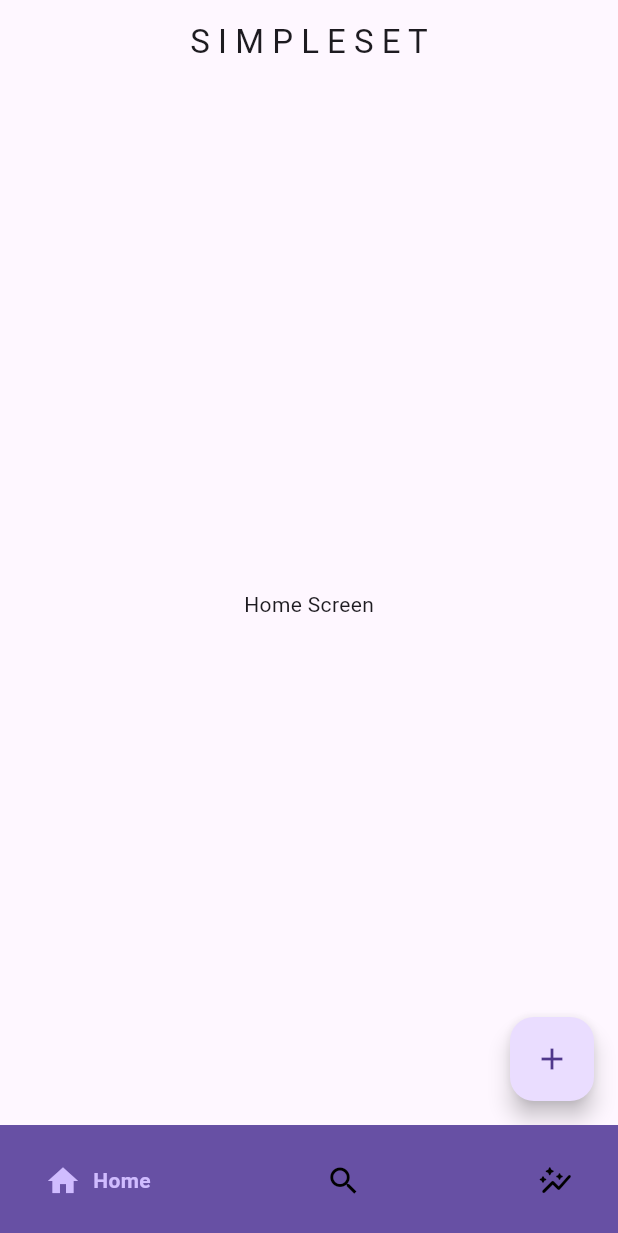
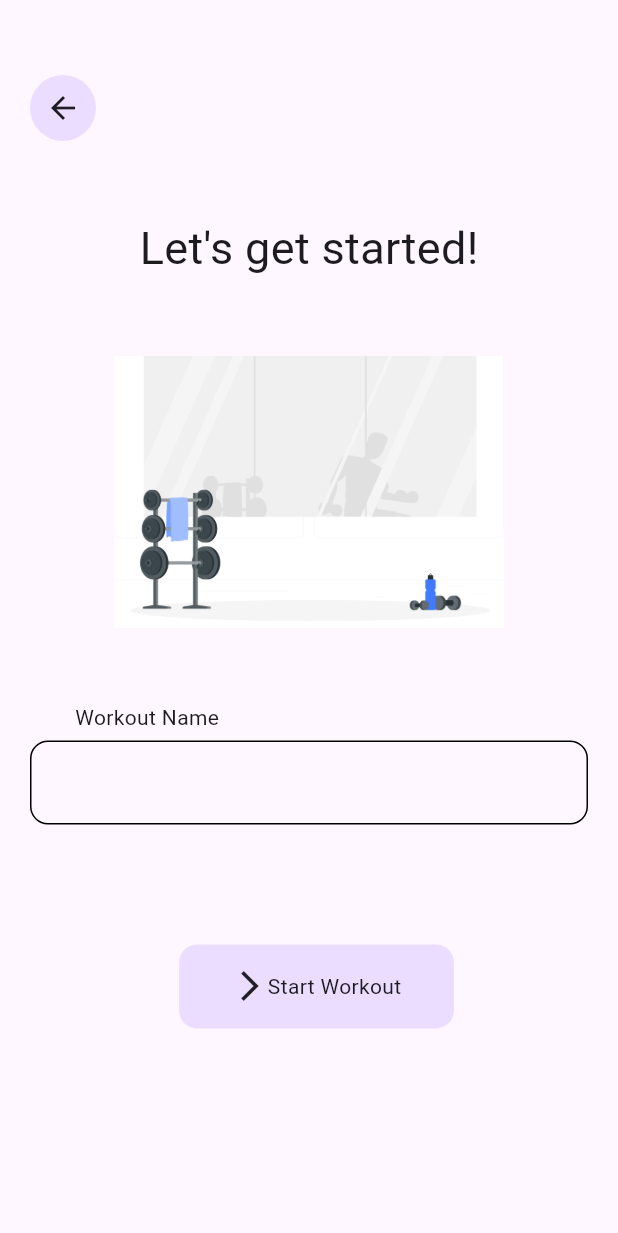
Before and after one commit to brandonxu360/simpleset_app_v2, a Flutter app: the screen it shows after launch, after a tap on the "add" icon, on a phone screen of 412 x 824 dp. Shown: the top 1233 px of the screen. Run offline on Flutter 3.47's test engine with Material 3 defaults, Android fonts, the phone set to English and light mode, and no system bars; drawn by our look-alikes of google_nav_bar; our stand-ins replace isar; accounts and stored records are empty; generated files the repository leaves out were written again.

Commit message:
Work on starting new workout feature
- Create the new workout landing screen (workout name input)
- Create custom back button component
- Create custom extended button component
- Register assets/images folder

```diff
--- /dev/null
+++ b/lib/components/my_back_button.dart
@@ -0,0 +1,21 @@
+import 'package:flutter/material.dart';
+
+class MyBackButton extends StatelessWidget {
+  final Function()? onTap;
+  const MyBackButton({super.key, required this.onTap});
+
+  @override
+  Widget build(BuildContext context) {
+    return GestureDetector(
+      onTap: onTap,
+      child: Container(
+          padding: const EdgeInsets.all(10),
+          decoration: BoxDecoration(
+              shape: BoxShape.circle,
+              color: Theme.of(context).colorScheme.primaryContainer),
+          child: const Icon(
+            Icons.arrow_back,
+          )),
+    );
+  }
+}
--- /dev/null
+++ b/lib/components/my_extended_button.dart
@@ -0,0 +1,39 @@
+import 'package:flutter/material.dart';
+
+/*
+  Button class for a button with a label and icon
+*/
+class MyExtendedButton extends StatelessWidget {
+  final String label;
+  final Icon icon;
+  final void Function()? onTap;
+
+  const MyExtendedButton(
+      {super.key,
+      required this.label,
+      required this.icon,
+      required this.onTap});
+
+  @override
+  Widget build(BuildContext context) {
+    // Wrap in row to shrinkwrap button around children
+    return Row(
+      mainAxisAlignment: MainAxisAlignment.center,
+      children: [
+        GestureDetector(
+          onTap: onTap,
+          child: Container(
+            decoration: BoxDecoration(
+                color: Theme.of(context).colorScheme.primaryContainer,
+                borderRadius: BorderRadius.circular(12)),
+            padding: const EdgeInsets.symmetric(vertical: 16, horizontal: 35),
+            margin: const EdgeInsets.only(left: 10),
+            child: Row(
+                mainAxisAlignment: MainAxisAlignment.center,
+                children: [icon, Text(label)]),
+          ),
+        ),
+      ],
+    );
+  }
+}
--- a/lib/screens/home_screen.dart
+++ b/lib/screens/home_screen.dart
@@ -1,4 +1,5 @@
 import 'package:flutter/material.dart';
+import 'package:simpleset_app_v2/screens/new_workout_screen.dart';
 
 /*
   Landing page - top level page with quick access to recent workouts and to create new workouts
@@ -10,10 +11,13 @@ class HomeScreen extends StatelessWidget {
   Widget build(BuildContext context) {
     return Scaffold(
       body: const Center(child: Text('Home Screen')),
+
+      // Navigate to new workout screen - landing page for starting new workouts
       floatingActionButton: FloatingActionButton(
           child: const Icon(Icons.add),
           onPressed: () {
-            // TODO: prompt user to add workout
+            Navigator.push(context,
+                MaterialPageRoute(builder: (context) => NewWorkoutScreen()));
           }),
     );
   }
--- /dev/null
+++ b/lib/screens/new_workout_screen.dart
@@ -0,0 +1,75 @@
+import 'package:flutter/material.dart';
+import 'package:simpleset_app_v2/components/my_back_button.dart';
+import 'package:simpleset_app_v2/components/my_extended_button.dart';
+
+/*
+  Landing page for creating new workouts
+  Collect the workout name and date and proceed to start the workout
+*/
+// ignore: must_be_immutable
+class NewWorkoutScreen extends StatelessWidget {
+  TextEditingController workoutName = TextEditingController();
+
+  NewWorkoutScreen({super.key});
+
+  @override
+  Widget build(BuildContext context) {
+    return Scaffold(
+      // Required false to avoid strange behavior when pushing screen up when keyboard pops up (works with bottom padding)
+      resizeToAvoidBottomInset: false,
+      body: SingleChildScrollView(
+        reverse: true,
+        child: Padding(
+          padding: const EdgeInsets.symmetric(vertical: 50, horizontal: 20),
+          child: Column(
+            children: [
+              Row(
+                mainAxisAlignment: MainAxisAlignment.start,
+                children: [
+                  MyBackButton(onTap: () {
+                    Navigator.pop(context);
+                  }),
+                ],
+              ),
+              const SizedBox(height: 50),
+              const Text(
+                "Let's get started!",
+                style: TextStyle(fontSize: 30),
+              ),
+              const SizedBox(height: 50),
+              const Image(
+                image: AssetImage('lib/assets/images/weight_room.png'),
+                width: 260,
+              ),
+              const SizedBox(height: 50),
+              Column(
+                crossAxisAlignment: CrossAxisAlignment.start,
+                children: [
+                  const Padding(
+                      padding: EdgeInsets.only(left: 30, bottom: 5),
+                      child: Text('Workout Name')),
+                  TextFormField(
+                    decoration: InputDecoration(
+                        focusedBorder: OutlineInputBorder(
+                            borderRadius: BorderRadius.circular(12)),
+                        enabledBorder: OutlineInputBorder(
+                            borderRadius: BorderRadius.circular(12))),
+                  ),
+                  const SizedBox(height: 80),
+                  MyExtendedButton(
+                      label: 'Start Workout',
+                      icon: const Icon(Icons.arrow_forward_ios),
+                      onTap: () {}),
+                  Padding(
+                      // Push bottom of screen to allow user to see forms/buttons at bottom automatically when keyboard raises
+                      padding: EdgeInsets.only(
+                          bottom: MediaQuery.of(context).viewInsets.bottom)),
+                ],
+              )
+            ],
+          ),
+        ),
+      ),
+    );
+  }
+}
--- a/lib/services/database_service.dart
+++ b/lib/services/database_service.dart
@@ -12,11 +12,14 @@ class DatabaseService {
   }
 
   // Initialize database
-  void initDB() async {
+  Future<void> initDB() async {
+    // Only create a new Isar instance if an instance does not already exist in the current isolate
     if (Isar.instanceNames.isEmpty) {
       final dir = await getApplicationCacheDirectory();
       // Create new Isar instance
       _isar = await Isar.open([WorkoutSchema], directory: dir.path);
+    } else {
+      _isar = Isar.getInstance()!;
     }
   }
 
--- a/pubspec.yaml
+++ b/pubspec.yaml
@@ -23,3 +23,5 @@ dev_dependencies:
 
 flutter:
   uses-material-design: true
+  assets:
+    - lib/assets/images/
```
Also changed, not shown: lib/assets/images/weight_room.png (added).
